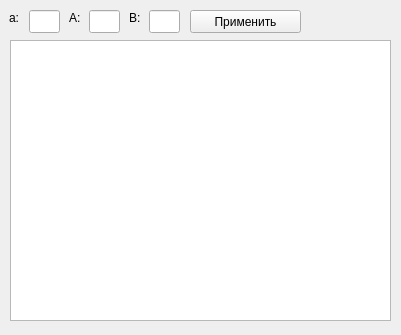
The window that mainwindow.ui (paswd/cg-lab1) describes before a commit, drawn with Qt 5.
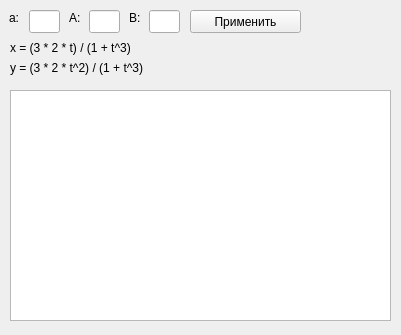
The same window after the commit.

```diff
--- a/mainwindow.ui
+++ b/mainwindow.ui
@@ -13,7 +13,7 @@
   <property name="minimumSize">
    <size>
     <width>310</width>
-    <height>100</height>
+    <height>150</height>
    </size>
   </property>
   <property name="windowTitle">
@@ -24,9 +24,9 @@
     <property name="geometry">
      <rect>
       <x>10</x>
-      <y>40</y>
+      <y>90</y>
       <width>381</width>
-      <height>281</height>
+      <height>231</height>
      </rect>
     </property>
    </widget>
@@ -112,6 +112,32 @@
      <string>Применить</string>
     </property>
    </widget>
+   <widget class="QLabel" name="label">
+    <property name="geometry">
+     <rect>
+      <x>10</x>
+      <y>40</y>
+      <width>181</width>
+      <height>16</height>
+     </rect>
+    </property>
+    <property name="text">
+     <string>x = (3 * 2 * t) / (1 + t^3)</string>
+    </property>
+   </widget>
+   <widget class="QLabel" name="label_2">
+    <property name="geometry">
+     <rect>
+      <x>10</x>
+      <y>60</y>
+      <width>181</width>
+      <height>16</height>
+     </rect>
+    </property>
+    <property name="text">
+     <string>y = (3 * 2 * t^2) / (1 + t^3)</string>
+    </property>
+   </widget>
   </widget>
  </widget>
  <layoutdefault spacing="6" margin="11"/>
```
